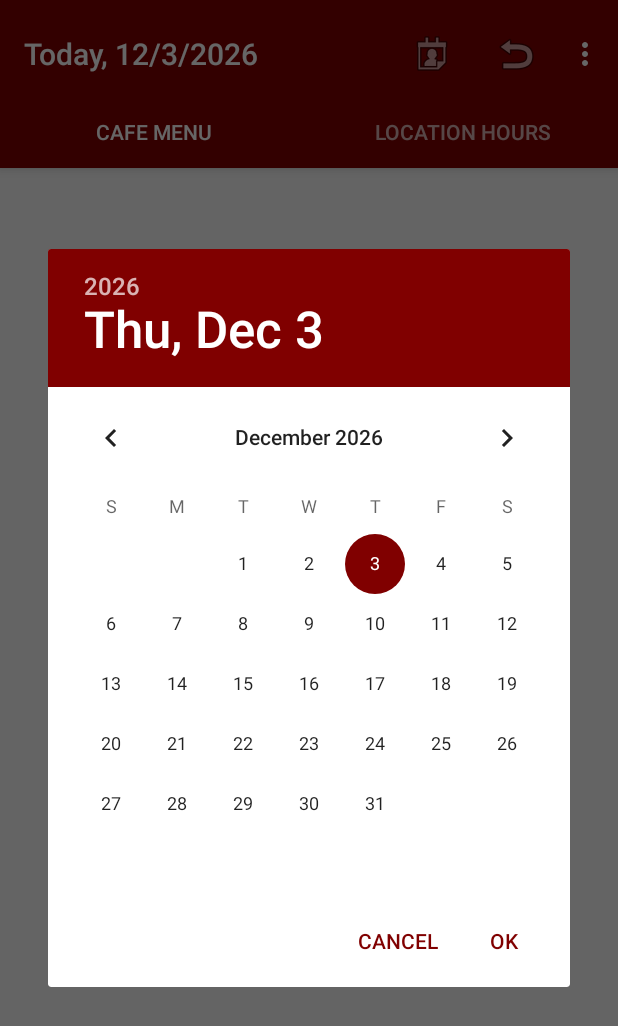
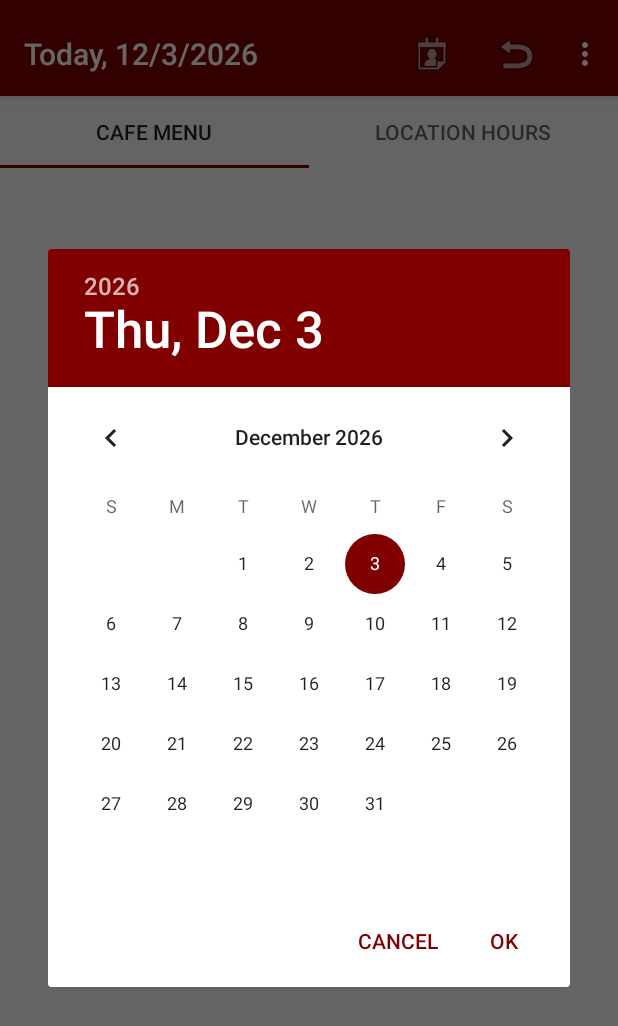
Before and after one commit to tdiltdil27/Campus-Dining-Options, an Android app: the screen it shows after launch (MainActivity), after a tap on "Calendar", on a phone screen of 412 x 824 dp. Shown: the top 1026 px of the screen. Run offline under Robolectric (Android 15) with nearby library versions, the phone set to English and light mode, and no system bars.

Commit message:
fixed weird scrolling behavior, moved tabs out of toolbar

```diff
--- a/Application Files/app/src/main/res/layout/activity_main.xml
+++ b/Application Files/app/src/main/res/layout/activity_main.xml
@@ -14,6 +14,7 @@
         android:layout_width="match_parent"
         android:layout_height="wrap_content"
         android:paddingTop="@dimen/appbar_padding_top"
+        app:layout_behavior="@string/appbar_scrolling_view_behavior"
         android:theme="@style/AppTheme.AppBarOverlay">
 
         <android.support.v7.widget.Toolbar
@@ -25,6 +26,13 @@
             app:popupTheme="@style/AppTheme.PopupOverlay">
 
         </android.support.v7.widget.Toolbar>
+    </android.support.design.widget.AppBarLayout>
+
+    <android.support.v4.view.ViewPager
+        android:id="@+id/container"
+        android:layout_width="match_parent"
+        android:layout_height="match_parent"
+        app:layout_behavior="@string/appbar_scrolling_view_behavior">
 
         <android.support.design.widget.TabLayout
             android:id="@+id/tabs"
@@ -43,15 +51,6 @@
 
         </android.support.design.widget.TabLayout>
 
-
-    </android.support.design.widget.AppBarLayout>
-
-    <android.support.v4.view.ViewPager
-        android:id="@+id/container"
-        android:layout_width="match_parent"
-        android:layout_height="match_parent"
-        app:layout_behavior="@string/appbar_scrolling_view_behavior">
-
     </android.support.v4.view.ViewPager>
 
 
--- a/Application Files/app/src/main/res/layout/content_main.xml
+++ b/Application Files/app/src/main/res/layout/content_main.xml
@@ -13,8 +13,13 @@
     tools:context="edu.rosehulman.dilta.campusdiningoptions.MainActivity"
     tools:showIn="@layout/activity_main">
 
+
+
     <android.support.v7.widget.RecyclerView
         android:id="@+id/recycler_view"
         android:layout_width="wrap_content"
-        android:layout_height="wrap_content" />
+        android:layout_height="wrap_content"
+        android:layout_marginBottom="?attr/actionBarSize"/>
+
+
 </RelativeLayout>
```
Also changed, not shown: 3 other files.
